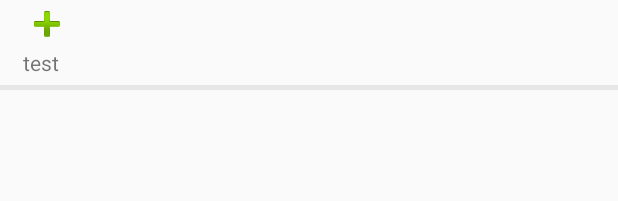
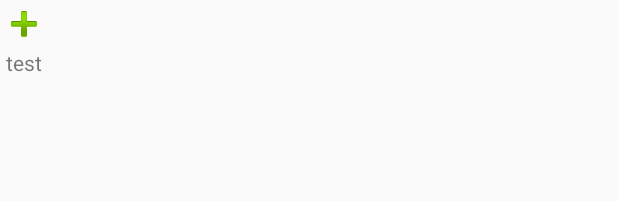
Before and after one commit to vpinnaka/COS-635-AI-Robotics-Project, an Android app: the layout item.xml on its own in the app's theme, with its tools: preview values and no code run, on a phone screen of 412 x 824 dp. Shown: the top 201 px of the screen. Run offline under Robolectric (Android 15) with nearby library versions, the phone set to English and light mode, and no system bars.

Commit message:
1.0 EMILY UI map added 4-18-2017

```diff
--- a/EMILY/app/build.gradle
+++ b/EMILY/app/build.gradle
@@ -15,8 +15,11 @@ android {
         release {
             minifyEnabled false
             proguardFiles getDefaultProguardFile('proguard-android.txt'), 'proguard-rules.pro'
+
         }
     }
+
+
 }
 
 dependencies {
@@ -29,5 +32,6 @@ dependencies {
     compile 'com.android.support.constraint:constraint-layout:1.0.2'
     testCompile 'junit:junit:4.12'
     compile 'com.android.support:design:25.2.0'
+    compile 'com.google.android.gms:play-services-maps:10.2.0'
 
 }
--- a/EMILY/app/src/main/java/android/app/com/emilyrobot/FragmentAdapter.java
+++ b/EMILY/app/src/main/java/android/app/com/emilyrobot/FragmentAdapter.java
@@ -23,7 +23,7 @@ public class FragmentAdapter extends RecyclerView.Adapter<FragmentAdapter.ViewHo
 
     public FragmentAdapter(Context context,ArrayList<Model> Modals){
         mModals = Modals;
-        ctx=context;
+        ctx = context;
     }
 
 
--- a/EMILY/app/src/main/java/android/app/com/emilyrobot/FragmentDetails.java
+++ b/EMILY/app/src/main/java/android/app/com/emilyrobot/FragmentDetails.java
@@ -75,7 +75,7 @@ public class FragmentDetails extends Fragment {
 
             contactsModals.add(new Model(Mydata.nameArray[i],Mydata.id_[i],Mydata.drawableArray[i]));
 
-            String m=Mydata.nameArray[i];
+            String m = Mydata.nameArray[i];
 
             System.out.print(m);
 
--- a/EMILY/app/src/main/java/android/app/com/emilyrobot/HomeActivity.java
+++ b/EMILY/app/src/main/java/android/app/com/emilyrobot/HomeActivity.java
@@ -13,7 +13,7 @@ public class HomeActivity extends AppCompatActivity {
 
         Toolbar mtoolbar = (Toolbar) findViewById(R.id.toolbar);
         setSupportActionBar(mtoolbar);
-        //getSupportActionBar().setCustomView(R.drawable.emily_action_name);
+
         getSupportActionBar().setTitle("EMILY");
     }
 
--- a/EMILY/app/src/main/res/layout/activity_home.xml
+++ b/EMILY/app/src/main/res/layout/activity_home.xml
@@ -24,7 +24,7 @@
 
 
  <fragment
-     android:layout_width="100dp"
+     android:layout_width="150dp"
      android:layout_height="match_parent"
      android:id="@+id/fragment_details"
      android:layout_marginStart="4dp"
@@ -34,7 +34,7 @@
 
 
  <fragment
-     android:layout_width="150dp"
+     android:layout_width="match_parent"
      android:layout_height="match_parent"
      android:id="@+id/fragment_maps"
      android:layout_weight="2"
--- a/EMILY/app/src/main/res/layout/item.xml
+++ b/EMILY/app/src/main/res/layout/item.xml
@@ -11,24 +11,28 @@
 
 
     <ImageView
+        android:id="@+id/image1"
         android:layout_width="wrap_content"
         android:layout_height="wrap_content"
-        android:src="@android:drawable/ic_input_add"
-        android:id="@+id/image1"
-        android:layout_marginStart="15dp" />
+
+
+        android:layout_gravity="center"
+        android:src="@android:drawable/ic_input_add" />
 
     <TextView
         android:layout_width="wrap_content"
         android:layout_height="wrap_content"
         android:text="test"
-        android:layout_marginStart="15dp"
+
+        android:layout_gravity="center"
+
         android:id="@+id/test1"/>
 
 
-    <View
+ <!--   <View
         android:layout_width="wrap_content"
         android:background="#e7e7e7"
         android:layout_marginTop="5dp"
         android:layout_height="3dp"/>
-
+-->
 </LinearLayout>
--- a/EMILY/app/src/main/res/values/colors.xml
+++ b/EMILY/app/src/main/res/values/colors.xml
@@ -1,6 +1,6 @@
 <?xml version="1.0" encoding="utf-8"?>
 <resources>
     <color name="colorPrimary">#FFEA00</color>
-    <color name="colorPrimaryDark">#303F9F</color>
+    <color name="colorPrimaryDark">#FFD600</color>
     <color name="colorAccent">#FF4081</color>
 </resources>
```
Also changed, not shown: EMILY/app/src/main/AndroidManifest.xml (+16 -3 lines), EMILY/app/src/main/java/android/app/com/emilyrobot/FragmentMaps.java (+11 -31 lines), EMILY/app/src/main/res/layout/fragment_details.xml (+4 -6 lines), EMILY/app/src/main/res/layout/fragment_maps.xml (+7 -6 lines), EMILY/app/src/main/res/values-xlarge/dimens.xml (added, +10 -0 lines).
